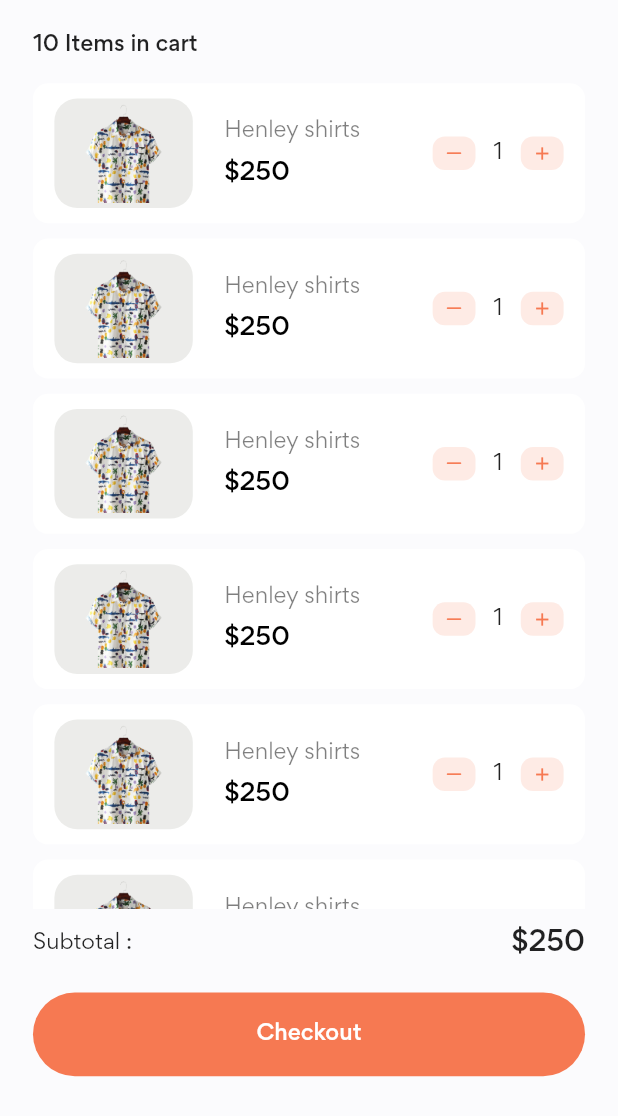
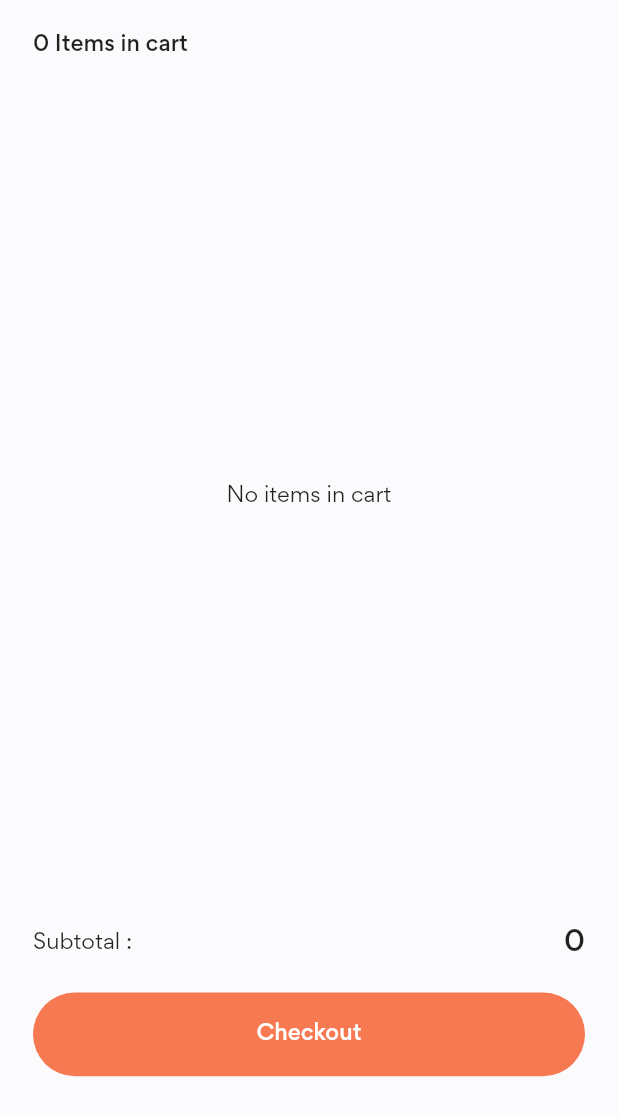
Before and after one commit to Mohamed-Gibreel/Stylish, a Flutter app: the CartScreen widget shown alone on an empty page, opened directly, on a phone screen of 412 x 824 dp. Shown: the top 1116 px of the screen. Run offline on Flutter 3.47's test engine with Material 2 defaults, Android fonts, the phone set to English and light mode, and no system bars; our stand-ins replace bloc, equatable, flutter_bloc, flutter_screenutil, flutter_svg, like_button; missing offline and left inert: flutter_displaymode; generated files the repository leaves out were written again.

Commit message:
Added cart cubit and cart item model, cart page is now functional

```diff
--- a/lib/modules/cart/cart.dart
+++ b/lib/modules/cart/cart.dart
@@ -1,2 +1,3 @@
 export 'components/cart_item.dart';
+export 'cubit/cart_cubit.dart';
 export 'views/cart.dart';
--- /dev/null
+++ b/lib/modules/cart/cubit/cart_cubit.dart
@@ -0,0 +1,44 @@
+import 'package:bloc/bloc.dart';
+import 'package:equatable/equatable.dart';
+import 'package:stylish/modules/cart/model/cart_item_model.dart';
+
+part 'cart_state.dart';
+
+class CartCubit extends Cubit<CartState> {
+  CartCubit() : super(InitialCart());
+  List<CartItemModel> cart = [];
+  int cartTotal = 0;
+
+  void addProductToCart(CartItemModel cartItem) {
+    cart.add(cartItem);
+    cartTotal += cartItem.product.price;
+    emit(AddedCartItem([...cart]));
+  }
+
+  void incrementQuantity(CartItemModel cartItem) {
+    final foundProductIndex = cart.indexOf(cartItem);
+    final newProduct = cart.elementAt(foundProductIndex).copyWith();
+    newProduct.count = newProduct.quantity + 1;
+    cart[foundProductIndex] = newProduct;
+    cartTotal += cartItem.product.price;
+    emit(IncrementedQuantityItem([...cart]));
+  }
+
+  void removeProductFromCart(CartItemModel cartItem) {
+    final foundProduct = cart.indexOf(cartItem);
+    cart.removeAt(foundProduct);
+    emit(RemovedCartItem([...cart]));
+  }
+
+  void decrementQuantity(CartItemModel cartItem) {
+    final foundProductIndex = cart.indexOf(cartItem);
+    final newProduct = cart.elementAt(foundProductIndex).copyWith();
+    newProduct.count = newProduct.quantity - 1;
+    cart[foundProductIndex] = newProduct;
+    if (newProduct.count < 1) {
+      cart.removeAt(foundProductIndex);
+    }
+    cartTotal -= cartItem.product.price;
+    emit(DecrementedQuantityItem([...cart]));
+  }
+}
--- /dev/null
+++ b/lib/modules/cart/cubit/cart_state.dart
@@ -0,0 +1,36 @@
+part of 'cart_cubit.dart';
+
+abstract class CartState extends Equatable {}
+
+class InitialCart extends CartState {
+  @override
+  List<Object?> get props => [];
+}
+
+class AddedCartItem extends CartState {
+  AddedCartItem(this.products);
+  final List<CartItemModel> products;
+  @override
+  List<Object?> get props => [products];
+}
+
+class RemovedCartItem extends CartState {
+  RemovedCartItem(this.products);
+  final List<CartItemModel> products;
+  @override
+  List<Object?> get props => [products];
+}
+
+class IncrementedQuantityItem extends CartState {
+  IncrementedQuantityItem(this.products);
+  final List<CartItemModel> products;
+  @override
+  List<Object?> get props => [products];
+}
+
+class DecrementedQuantityItem extends CartState {
+  DecrementedQuantityItem(this.products);
+  final List<CartItemModel> products;
+  @override
+  List<Object?> get props => [products];
+}
--- /dev/null
+++ b/lib/modules/cart/model/cart_item_model.dart
@@ -0,0 +1,67 @@
+import 'dart:convert';
+
+import 'package:stylish/modules/product/product.dart';
+
+class CartItemModel {
+  CartItemModel({
+    required this.product,
+    required this.quantity,
+  });
+
+  factory CartItemModel.fromMap(Map<String, dynamic> map) {
+    return CartItemModel(
+      product: ProductModel.fromMap(map['product'] as Map<String, dynamic>),
+      quantity: (map['quantity'] ?? 0) as int,
+    );
+  }
+
+  factory CartItemModel.fromJson(String source) =>
+      CartItemModel.fromMap(json.decode(source) as Map<String, dynamic>);
+
+  ProductModel product;
+  int quantity;
+
+  set count(int quantity) {
+    this.quantity = quantity;
+  }
+
+  int get count {
+    return quantity;
+  }
+
+  CartItemModel copyWith({
+    ProductModel? product,
+    int? quantity,
+  }) {
+    return CartItemModel(
+      product: product ?? this.product,
+      quantity: quantity ?? this.quantity,
+    );
+  }
+
+  Map<String, dynamic> toMap() {
+    final result = <String, dynamic>{
+      'product': product.toMap(),
+      'quantity': quantity
+    };
+
+    return result;
+  }
+
+  String toJson() => json.encode(toMap());
+
+  @override
+  String toString() => 'CartItemModel(product: $product, quantity: $quantity)';
+
+  @override
+  bool operator ==(Object other) {
+    if (identical(this, other)) return true;
+
+    return other is CartItemModel &&
+        other.product == product &&
+        other.quantity == quantity;
+  }
+
+  @override
+  int get hashCode => product.hashCode ^ quantity.hashCode;
+}
--- a/lib/modules/cart/views/cart.dart
+++ b/lib/modules/cart/views/cart.dart
@@ -1,4 +1,5 @@
 import 'package:flutter/material.dart';
+import 'package:flutter_bloc/flutter_bloc.dart';
 import 'package:flutter_screenutil/flutter_screenutil.dart';
 import 'package:stylish/l10n/l10n.dart';
 import 'package:stylish/modules/cart/cart.dart';
@@ -15,6 +16,8 @@ class _CartScreenState extends State<CartScreen> {
   @override
   Widget build(BuildContext context) {
     final l10n = context.l10n;
+    // final _cartCubit = context.read<CartCubit>();
+    final _cartCubit = BlocProvider.of<CartCubit>(context, listen: true);
     return Padding(
       padding:
           EdgeInsets.only(left: 20.w, right: 20.w, top: 20.h, bottom: 105.h),
@@ -22,23 +25,22 @@ class _CartScreenState extends State<CartScreen> {
         crossAxisAlignment: CrossAxisAlignment.start,
         children: [
           Text(
-            '10 Items in cart',
+            '${_cartCubit.cart.length} Items in cart',
             style: TextStyle(fontSize: 14.sp, fontWeight: FontWeight.w500),
           ),
           SizedBox(
             height: 15.h,
           ),
           Expanded(
-            child: ListView(
+            child: _cartCubit.cart.isNotEmpty
+                ? ListView(
                     shrinkWrap: true,
-              children: const [
-                CartItem(),
-                CartItem(),
-                CartItem(),
-                CartItem(),
-                CartItem(),
-                CartItem(),
-              ],
+                    children: _cartCubit.cart
+                        .map((e) => CartItem(cartItem: e))
+                        .toList(),
+                  )
+                : const Center(
+                    child: Text('No items in cart'),
                   ),
           ),
           Container(
@@ -54,7 +56,8 @@ class _CartScreenState extends State<CartScreen> {
                   children: [
                     Text('${l10n.subTotal} :'),
                     Text(
-                      r'$250',
+                      context.read<CartCubit>().cartTotal.toString(),
+                      // r'$250',
                       style: TextStyle(
                         fontWeight: FontWeight.w500,
                         fontSize: 18.sp,
@@ -62,18 +65,21 @@ class _CartScreenState extends State<CartScreen> {
                     ),
                   ],
                 ),
-                GestureDetector(
-                  onTap: () {
-                    Navigator.of(context).pushNamed('/checkout');
-                  },
-                  child: Center(
+                Center(
                   child: Container(
-                      // width: 250.w,
                     height: 55.h,
                     decoration: BoxDecoration(
                       color: Constants.primaryColor,
                       borderRadius: BorderRadius.circular(50.r),
                     ),
+                    child: Material(
+                      color: Colors.transparent,
+                      clipBehavior: Clip.hardEdge,
+                      borderRadius: BorderRadius.circular(50.r),
+                      child: InkWell(
+                        onTap: () {
+                          Navigator.of(context).pushNamed('/checkout');
+                        },
                         child: Center(
                           child: Text(
                             l10n.checkout,
@@ -81,6 +87,7 @@ class _CartScreenState extends State<CartScreen> {
                               color: Colors.white,
                               fontSize: 14.sp,
                               fontWeight: FontWeight.w500,
+                            ),
                           ),
                         ),
                       ),
--- a/lib/modules/favourite/components/favourite_card.dart
+++ b/lib/modules/favourite/components/favourite_card.dart
@@ -9,7 +9,7 @@ import 'package:stylish/modules/product/product.dart';
 
 class FavouriteCard extends StatefulWidget {
   const FavouriteCard({Key? key, required this.product}) : super(key: key);
-  final Product product;
+  final ProductModel product;
 
   @override
   State<FavouriteCard> createState() => _FavouriteCardState();
--- a/lib/modules/favourite/cubit/favourite_cubit.dart
+++ b/lib/modules/favourite/cubit/favourite_cubit.dart
@@ -8,14 +8,14 @@ part 'favourite_state.dart';
 class FavouriteCubit extends Cubit<FavouriteState> {
   FavouriteCubit() : super(InitialFavouriteState());
 
-  List<Product> favourites = [];
+  List<ProductModel> favourites = [];
 
-  void addProductToFavorites(Product product) {
+  void addProductToFavorites(ProductModel product) {
     favourites.add(product);
     emit(AddedFavouriteItem([...favourites]));
   }
 
-  void removeProductFromFavorites(Product product) {
+  void removeProductFromFavorites(ProductModel product) {
     final foundProduct = favourites.indexOf(product);
     favourites.removeAt(foundProduct);
     emit(RemovedFavouriteItem([...favourites]));
--- a/lib/modules/favourite/cubit/favourite_state.dart
+++ b/lib/modules/favourite/cubit/favourite_state.dart
@@ -9,9 +9,9 @@ class InitialFavouriteState extends FavouriteState {
 
 class AddedFavouriteItem extends FavouriteState {
   AddedFavouriteItem(this.favourites);
-  final List<Product> favourites;
+  final List<ProductModel> favourites;
   AddedFavouriteItem copyWith({
-    required List<Product> favourites,
+    required List<ProductModel> favourites,
   }) {
     return AddedFavouriteItem(favourites);
   }
@@ -23,12 +23,12 @@ class AddedFavouriteItem extends FavouriteState {
 class RemovedFavouriteItem extends FavouriteState {
   RemovedFavouriteItem(this.favourites);
   RemovedFavouriteItem copyWith({
-    required List<Product> favourites,
+    required List<ProductModel> favourites,
   }) {
     return RemovedFavouriteItem(favourites);
   }
 
-  final List<Product> favourites;
+  final List<ProductModel> favourites;
   @override
   List<Object?> get props => [favourites];
 }
--- a/lib/modules/favourite/favourite.dart
+++ b/lib/modules/favourite/favourite.dart
@@ -1,2 +1,3 @@
 export 'components/favourite_card.dart';
+export 'cubit/favourite_cubit.dart';
 export 'views/favourite.dart';
--- a/lib/modules/favourite/views/favourite.dart
+++ b/lib/modules/favourite/views/favourite.dart
@@ -2,7 +2,6 @@ import 'package:flutter/cupertino.dart';
 import 'package:flutter/material.dart';
 import 'package:flutter_bloc/flutter_bloc.dart';
 import 'package:flutter_screenutil/flutter_screenutil.dart';
-import 'package:stylish/modules/favourite/cubit/favourite_cubit.dart';
 import 'package:stylish/modules/favourite/favourite.dart';
 import 'package:stylish/modules/landingpage/landingpage.dart';
 
--- a/lib/modules/landingpage/view/landingpage.dart
+++ b/lib/modules/landingpage/view/landingpage.dart
@@ -5,7 +5,6 @@ import 'package:stylish/modules/cart/cart.dart';
 import 'package:stylish/modules/favourite/favourite.dart';
 import 'package:stylish/modules/homepage/homepage.dart';
 import 'package:stylish/modules/landingpage/landingpage.dart';
-import 'package:stylish/modules/navigation/cubit/navigation_cubit.dart';
 import 'package:stylish/modules/navigation/navigation.dart';
 import 'package:stylish/modules/profile/profile.dart';
 
--- a/lib/modules/navigation/navigation.dart
+++ b/lib/modules/navigation/navigation.dart
@@ -1,2 +1,3 @@
 export 'components/custom_bottom_app_bar.dart';
 export 'components/custom_bottom_nav_bar_item.dart';
+export 'cubit/navigation_cubit.dart';
--- a/lib/modules/product/cubit/product_state.dart
+++ b/lib/modules/product/cubit/product_state.dart
@@ -9,7 +9,7 @@ class LoadingProducts extends ProductState {
 
 class LoadedProducts extends ProductState {
   LoadedProducts(this.products);
-  final List<Product> products;
+  final List<ProductModel> products;
   @override
   List<Object> get props => [products];
 }
--- a/lib/modules/product/model/product_model.dart
+++ b/lib/modules/product/model/product_model.dart
@@ -3,11 +3,9 @@ import 'dart:convert';
 import 'package:flutter/foundation.dart';
 import 'package:flutter/material.dart' as ui;
 
-import 'package:stylish/modules/product/model/color_model.dart';
-
 @immutable
-class Product {
-  const Product({
+class ProductModel {
+  const ProductModel({
     required this.uid,
     required this.name,
     required this.price,
@@ -18,10 +16,10 @@ class Product {
     required this.colors,
   });
 
-  factory Product.fromJson(String source) =>
-      Product.fromMap(json.decode(source) as Map<String, dynamic>);
+  factory ProductModel.fromJson(String source) =>
+      ProductModel.fromMap(json.decode(source) as Map<String, dynamic>);
 
-  factory Product.fromMap(Map<String, dynamic> map) {
+  factory ProductModel.fromMap(Map<String, dynamic> map) {
     try {
       ui.Color(int.parse(map['bgColor'] as String, radix: 16));
     } catch (e) {
@@ -36,7 +34,7 @@ class Product {
         color = '8E8F86';
       }
     }
-    return Product(
+    return ProductModel(
       uid: map['uid'] as String,
       name: map['name'] as String,
       price: map['price'] as int,
@@ -50,6 +48,7 @@ class Product {
       //     (dynamic x) => Color.fromJson(x as String),
       //   ),
       // ),
+      ,
     );
   }
 
@@ -63,7 +62,7 @@ class Product {
   // final List<Color> colors;
   final List<String> colors;
 
-  Product copyWith({
+  ProductModel copyWith({
     String? uid,
     String? name,
     String? image,
@@ -74,7 +73,7 @@ class Product {
     // List<Color>? colors,
     List<String>? colors,
   }) {
-    return Product(
+    return ProductModel(
       uid: uid ?? this.uid,
       name: name ?? this.name,
       image: image ?? this.image,
@@ -95,7 +94,8 @@ class Product {
       ..addAll(<String, dynamic>{'bgOpacity': bgOpacity})
       ..addAll(<String, dynamic>{'description': description})
       ..addAll(
-        <String, dynamic>{'colors': colors.map((x) => x.toString()).toList()},
+        // <String, dynamic>{'colors': colors.map((x) => x.toString()).toList()}
+        <String, dynamic>{'colors': colors.map((x) => x).toList()},
       );
 
     return result;
@@ -112,7 +112,7 @@ class Product {
   bool operator ==(Object other) {
     if (identical(this, other)) return true;
 
-    return other is Product &&
+    return other is ProductModel &&
         other.name == name &&
         other.price == price &&
         other.image == image &&
```
Also changed, not shown: lib/app/view/app.dart (+8 -4 lines), lib/modules/cart/components/cart_item.dart (+47 -16 lines), lib/modules/product/cubit/product_cubit.dart (+7 -7 lines), lib/modules/product/views/product.dart (+17 -3 lines). Lines whose indentation alone changed are shown as unchanged.
